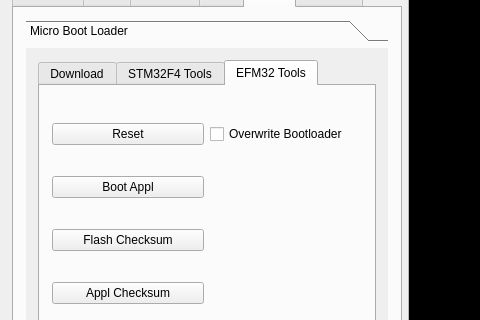
Above: mainWindow.ui from strawbot/TimbreTalk before the change; both pictures show x 0 to 480 and y 90 to 410 of the 1031 by 644 pixel window. Below: the same form after it.
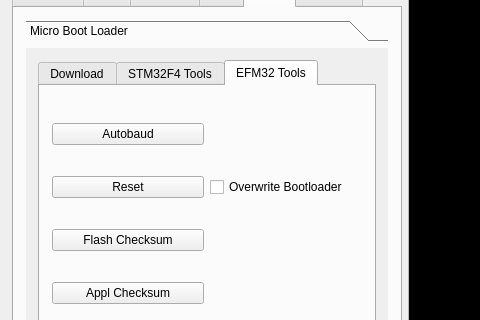
That is the form after the change. The open tabs and pages were chosen to show the change.

The edit to the form file:
```diff
--- a/mainWindow.ui
+++ b/mainWindow.ui
@@ -1788,27 +1788,20 @@
                     <string>EFM32 Tools</string>
                    </attribute>
                    <layout class="QGridLayout" name="gridLayout_9">
-                    <item row="0" column="0">
+                    <item row="1" column="0">
                      <widget class="QPushButton" name="resetEfm32">
                       <property name="text">
                        <string>Reset</string>
                       </property>
                      </widget>
                     </item>
-                    <item row="0" column="1">
+                    <item row="1" column="1">
                      <widget class="QCheckBox" name="bootOverwrite">
                       <property name="text">
                        <string>Overwrite Bootloader</string>
                       </property>
                      </widget>
                     </item>
-                    <item row="1" column="0">
-                     <widget class="QPushButton" name="bootEfm32">
-                      <property name="text">
-                       <string>Boot Appl</string>
-                      </property>
-                     </widget>
-                    </item>
                     <item row="2" column="0">
                      <widget class="QPushButton" name="getFlashCRC">
                       <property name="text">
@@ -1823,6 +1816,13 @@
                       </property>
                      </widget>
                     </item>
+                    <item row="0" column="0">
+                     <widget class="QPushButton" name="autobaud">
+                      <property name="text">
+                       <string>Autobaud</string>
+                      </property>
+                     </widget>
+                    </item>
                    </layout>
                   </widget>
                  </widget>
```
Left out of the diff: 2 changed lines with no effect on the pictures.
